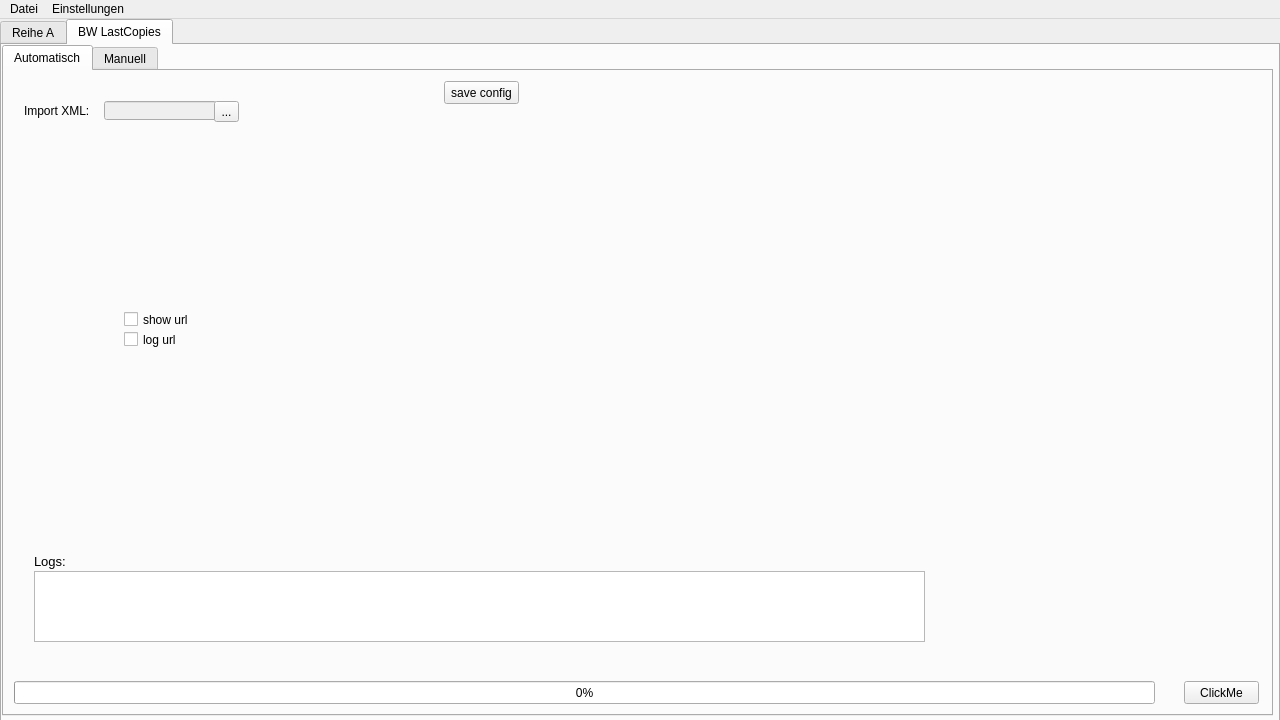
Old version of the form Python/BWLastCopies/Universal_UI.ui in the repository WorldTeacher/WorkPrograms.
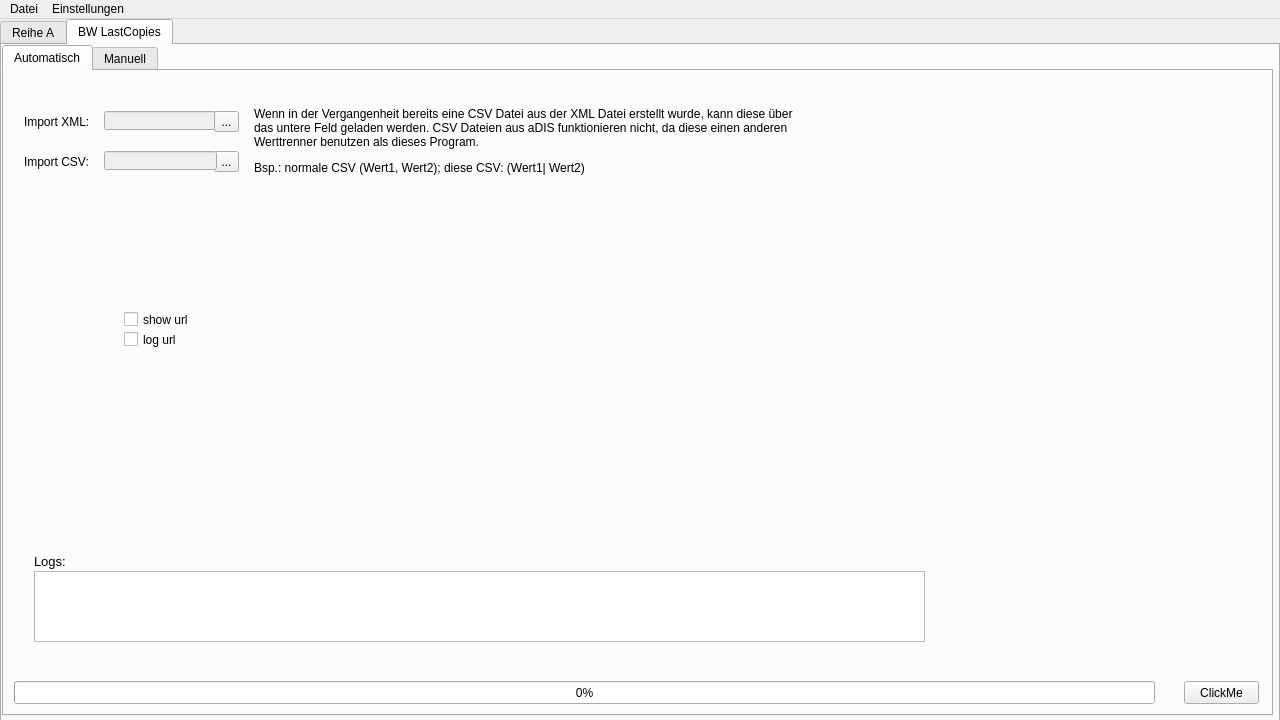
New version of the form. The open tabs and pages were chosen to show the change.

Commit message: update ui, start work on automatic search

```diff
--- a/Python/BWLastCopies/Universal_UI.ui
+++ b/Python/BWLastCopies/Universal_UI.ui
@@ -266,7 +266,7 @@
         <property name="geometry">
          <rect>
           <x>100</x>
-          <y>30</y>
+          <y>40</y>
           <width>113</width>
           <height>19</height>
          </rect>
@@ -275,22 +275,6 @@
          <enum>Qt::NoFocus</enum>
         </property>
        </widget>
-       <widget class="QPushButton" name="save_json">
-        <property name="geometry">
-         <rect>
-          <x>440</x>
-          <y>10</y>
-          <width>75</width>
-          <height>23</height>
-         </rect>
-        </property>
-        <property name="focusPolicy">
-         <enum>Qt::NoFocus</enum>
-        </property>
-        <property name="text">
-         <string>save config</string>
-        </property>
-       </widget>
        <widget class="QCheckBox" name="show_url">
         <property name="geometry">
          <rect>
@@ -329,9 +313,9 @@
         <property name="geometry">
          <rect>
           <x>20</x>
-          <y>20</y>
+          <y>40</y>
           <width>71</width>
-          <height>40</height>
+          <height>21</height>
          </rect>
         </property>
         <property name="text">
@@ -358,16 +342,80 @@
         <property name="geometry">
          <rect>
           <x>210</x>
+          <y>40</y>
+          <width>25</width>
+          <height>21</height>
+         </rect>
+        </property>
+        <property name="focusPolicy">
+         <enum>Qt::ClickFocus</enum>
+        </property>
+        <property name="text">
+         <string>...</string>
+        </property>
+       </widget>
+       <widget class="QLabel" name="import_csv_label">
+        <property name="geometry">
+         <rect>
+          <x>20</x>
+          <y>80</y>
+          <width>71</width>
+          <height>21</height>
+         </rect>
+        </property>
+        <property name="text">
+         <string>Import CSV:</string>
+        </property>
+       </widget>
+       <widget class="QToolButton" name="import_csv_buton">
+        <property name="geometry">
+         <rect>
+          <x>210</x>
+          <y>80</y>
+          <width>25</width>
+          <height>21</height>
+         </rect>
+        </property>
+        <property name="focusPolicy">
+         <enum>Qt::ClickFocus</enum>
+        </property>
+        <property name="text">
+         <string>...</string>
+        </property>
+       </widget>
+       <widget class="QLineEdit" name="csv_path">
+        <property name="enabled">
+         <bool>false</bool>
+        </property>
+        <property name="geometry">
+         <rect>
+          <x>100</x>
+          <y>80</y>
+          <width>113</width>
+          <height>19</height>
+         </rect>
+        </property>
+        <property name="focusPolicy">
+         <enum>Qt::NoFocus</enum>
+        </property>
+       </widget>
+       <widget class="QLabel" name="Import_description">
+        <property name="geometry">
+         <rect>
+          <x>250</x>
           <y>30</y>
-          <width>25</width>
-          <height>21</height>
+          <width>551</width>
+          <height>81</height>
          </rect>
         </property>
         <property name="focusPolicy">
          <enum>Qt::ClickFocus</enum>
         </property>
         <property name="text">
-         <string>...</string>
+         <string>&lt;html&gt;&lt;head/&gt;&lt;body&gt;&lt;p&gt;Wenn in der Vergangenheit bereits eine CSV Datei aus der XML Datei erstellt wurde, kann diese über das untere Feld geladen werden. CSV Dateien aus aDIS funktionieren nicht, da diese einen anderen Werttrenner benutzen als dieses Program. &lt;/p&gt;&lt;p&gt;Bsp.: normale CSV (Wert1, Wert2); diese CSV: (Wert1| Wert2)&lt;/p&gt;&lt;/body&gt;&lt;/html&gt;</string>
+        </property>
+        <property name="wordWrap">
+         <bool>true</bool>
         </property>
        </widget>
       </widget>
```
Left out of the diff: 62 changed lines with no effect on the pictures. The commit also changes 4 other files.
